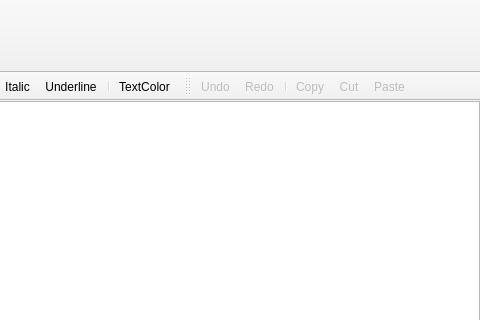
Above: Mail/maileditorwindow.ui from InvictusInnovations/keyhotee before the change; both pictures show x 475 to 955 and y 0 to 320 of the 955 by 513 pixel window. Below: the same form after it.
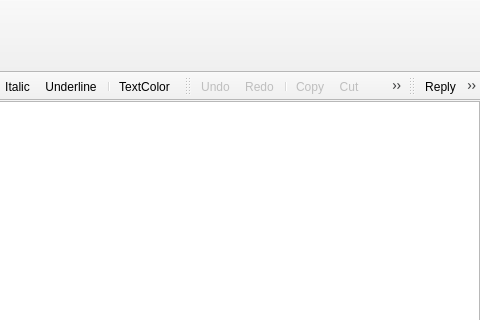
That is the form after the change. Icons and pictures are not drawn. Custom widgets are drawn as their Qt base class.

Diff of the .ui file:
```diff
--- a/Mail/maileditorwindow.ui
+++ b/Mail/maileditorwindow.ui
@@ -178,6 +178,20 @@
    <addaction name="actionCut"/>
    <addaction name="actionPaste"/>
   </widget>
+  <widget class="QToolBar" name="mailToolBar">
+   <property name="windowTitle">
+    <string>Mail Reply/Forward</string>
+   </property>
+   <attribute name="toolBarArea">
+    <enum>TopToolBarArea</enum>
+   </attribute>
+   <attribute name="toolBarBreak">
+    <bool>false</bool>
+   </attribute>
+   <addaction name="actionReply"/>
+   <addaction name="actionReplyAll"/>
+   <addaction name="actionForward"/>
+  </widget>
   <action name="actionSave">
    <property name="enabled">
     <bool>false</bool>
@@ -526,6 +540,42 @@
     <string>Allows to display all text formatting options...</string>
    </property>
   </action>
+  <action name="actionReply">
+   <property name="icon">
+    <iconset resource="../Keyhotee.qrc">
+     <normaloff>:/images/mail_reply.png</normaloff>:/images/mail_reply.png</iconset>
+   </property>
+   <property name="text">
+    <string>Reply</string>
+   </property>
+   <property name="toolTip">
+    <string>Reply to the sender of this message</string>
+   </property>
+  </action>
+  <action name="actionForward">
+   <property name="icon">
+    <iconset resource="../Keyhotee.qrc">
+     <normaloff>:/images/mail_forward.png</normaloff>:/images/mail_forward.png</iconset>
+   </property>
+   <property name="text">
+    <string>Forward</string>
+   </property>
+   <property name="toolTip">
+    <string>Forward this message</string>
+   </property>
+  </action>
+  <action name="actionReplyAll">
+   <property name="icon">
+    <iconset resource="../Keyhotee.qrc">
+     <normaloff>:/images/mail_reply_all.png</normaloff>:/images/mail_reply_all.png</iconset>
+   </property>
+   <property name="text">
+    <string>ReplyAll</string>
+   </property>
+   <property name="toolTip">
+    <string>Reply to sender and all recipients</string>
+   </property>
+  </action>
  </widget>
  <customwidgets>
   <customwidget>
```
Left out of the diff: 77 changed lines with no effect on the pictures.
